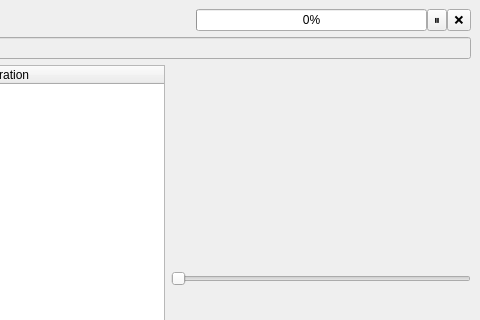
The window that mainwindow.ui (reza-rezvani2052/VidMeter) describes before a commit, drawn with Qt 5; both pictures show x 261 to 741 and y 0 to 320 of the 741 by 414 pixel window.
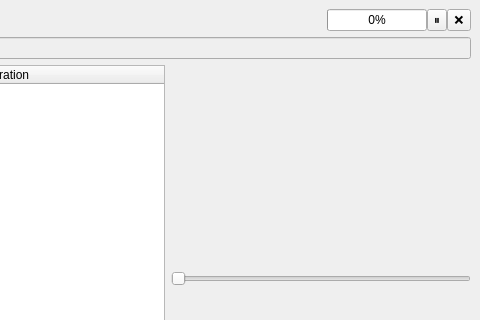
The same window after the commit. Custom widgets are drawn as their Qt base class.

Commit message: chore: change splash screen image

What changed in the file:
```diff
--- a/mainwindow.ui
+++ b/mainwindow.ui
@@ -49,8 +49,30 @@
         <property name="spacing">
          <number>0</number>
         </property>
+        <item>
+         <spacer name="horizontalSpacer_3">
+          <property name="orientation">
+           <enum>Qt::Orientation::Horizontal</enum>
+          </property>
+          <property name="sizeHint" stdset="0">
+           <size>
+            <width>40</width>
+            <height>20</height>
+           </size>
+          </property>
+         </spacer>
+        </item>
         <item>
          <widget class="QProgressBar" name="progressBar">
+          <property name="maximumSize">
+           <size>
+            <width>100</width>
+            <height>16777215</height>
+           </size>
+          </property>
+          <property name="maximum">
+           <number>125</number>
+          </property>
           <property name="value">
            <number>0</number>
           </property>
```
The commit also changes 2 other files.
